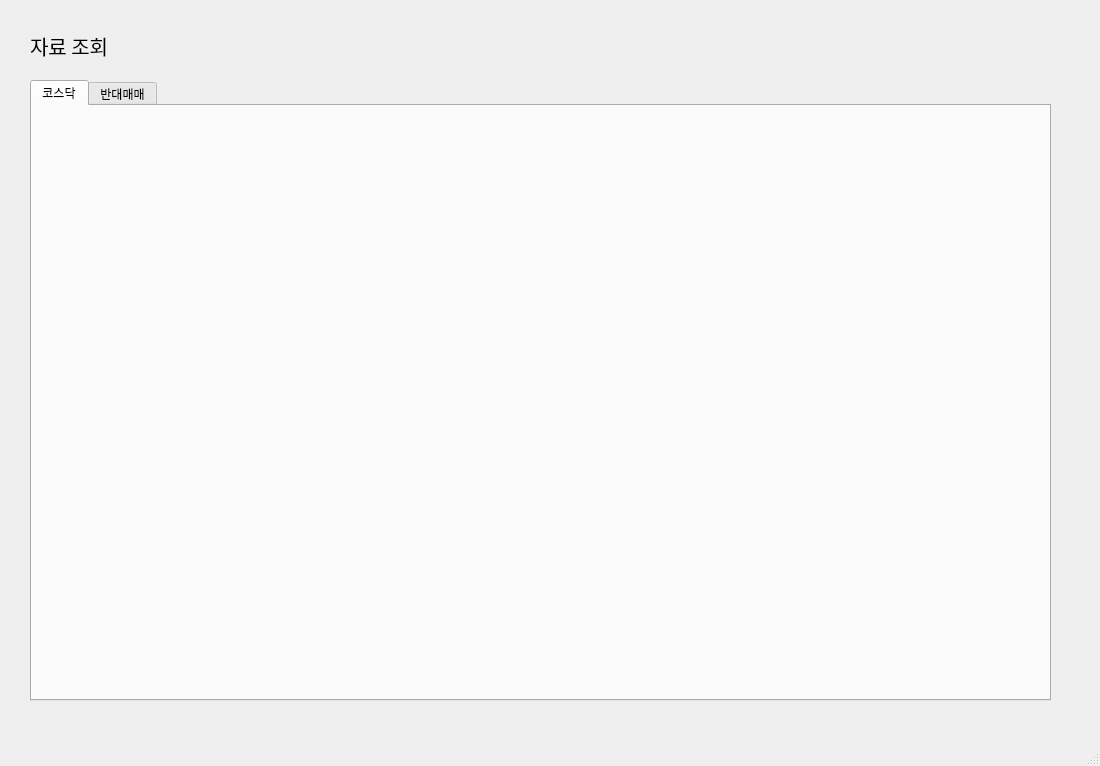
Above: main.ui from syarin03/kosdaq before the change. Below: the same form after it.
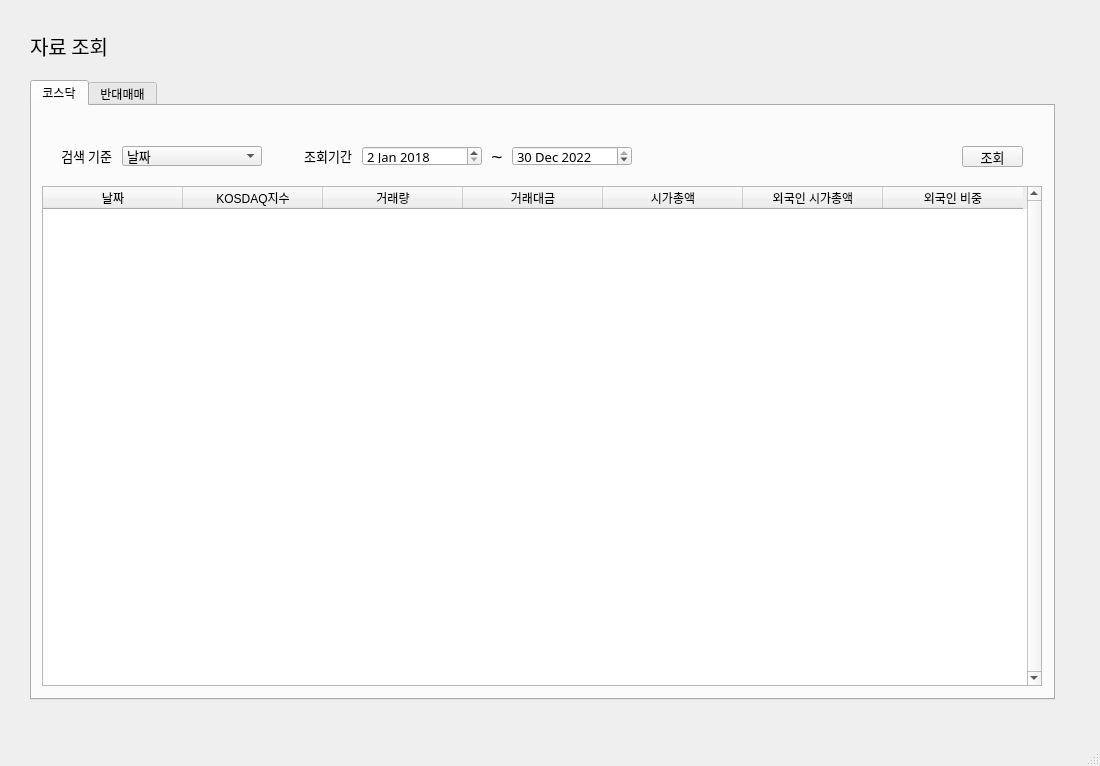
That is the form after the change. The open tabs and pages were chosen to show the change.

Commit message: 코스닥 자료 조회 가능

```diff
--- a/main.ui
+++ b/main.ui
@@ -48,8 +48,8 @@
        <rect>
         <x>30</x>
         <y>80</y>
-        <width>1021</width>
-        <height>621</height>
+        <width>1025</width>
+        <height>620</height>
        </rect>
       </property>
       <property name="currentIndex">
@@ -62,6 +62,391 @@
        <attribute name="title">
         <string>코스닥</string>
        </attribute>
+       <widget class="QPushButton" name="btn_ksearch">
+        <property name="geometry">
+         <rect>
+          <x>930</x>
+          <y>40</y>
+          <width>61</width>
+          <height>21</height>
+         </rect>
+        </property>
+        <property name="font">
+         <font>
+          <family>맑은 고딕</family>
+          <pointsize>10</pointsize>
+         </font>
+        </property>
+        <property name="text">
+         <string>조회</string>
+        </property>
+       </widget>
+       <widget class="QStackedWidget" name="stack_ksearch">
+        <property name="geometry">
+         <rect>
+          <x>240</x>
+          <y>30</y>
+          <width>571</width>
+          <height>41</height>
+         </rect>
+        </property>
+        <property name="currentIndex">
+         <number>0</number>
+        </property>
+        <widget class="QWidget" name="search_date_2">
+         <widget class="QDateEdit" name="date_kafter">
+          <property name="geometry">
+           <rect>
+            <x>240</x>
+            <y>10</y>
+            <width>120</width>
+            <height>20</height>
+           </rect>
+          </property>
+          <property name="font">
+           <font>
+            <family>맑은 고딕</family>
+            <pointsize>10</pointsize>
+           </font>
+          </property>
+          <property name="dateTime">
+           <datetime>
+            <hour>0</hour>
+            <minute>0</minute>
+            <second>0</second>
+            <year>2022</year>
+            <month>12</month>
+            <day>30</day>
+           </datetime>
+          </property>
+          <property name="maximumDateTime">
+           <datetime>
+            <hour>23</hour>
+            <minute>59</minute>
+            <second>59</second>
+            <year>2022</year>
+            <month>12</month>
+            <day>30</day>
+           </datetime>
+          </property>
+          <property name="minimumDateTime">
+           <datetime>
+            <hour>0</hour>
+            <minute>0</minute>
+            <second>0</second>
+            <year>2018</year>
+            <month>1</month>
+            <day>2</day>
+           </datetime>
+          </property>
+         </widget>
+         <widget class="QDateEdit" name="date_kbefore">
+          <property name="geometry">
+           <rect>
+            <x>90</x>
+            <y>10</y>
+            <width>120</width>
+            <height>20</height>
+           </rect>
+          </property>
+          <property name="font">
+           <font>
+            <family>맑은 고딕</family>
+            <pointsize>10</pointsize>
+           </font>
+          </property>
+          <property name="dateTime">
+           <datetime>
+            <hour>0</hour>
+            <minute>0</minute>
+            <second>0</second>
+            <year>2018</year>
+            <month>1</month>
+            <day>2</day>
+           </datetime>
+          </property>
+          <property name="maximumDateTime">
+           <datetime>
+            <hour>23</hour>
+            <minute>59</minute>
+            <second>59</second>
+            <year>2022</year>
+            <month>12</month>
+            <day>30</day>
+           </datetime>
+          </property>
+          <property name="minimumDateTime">
+           <datetime>
+            <hour>0</hour>
+            <minute>0</minute>
+            <second>0</second>
+            <year>2018</year>
+            <month>1</month>
+            <day>2</day>
+           </datetime>
+          </property>
+         </widget>
+         <widget class="QLabel" name="label_7">
+          <property name="geometry">
+           <rect>
+            <x>210</x>
+            <y>10</y>
+            <width>30</width>
+            <height>20</height>
+           </rect>
+          </property>
+          <property name="font">
+           <font>
+            <pointsize>14</pointsize>
+           </font>
+          </property>
+          <property name="text">
+           <string>~</string>
+          </property>
+          <property name="alignment">
+           <set>Qt::AlignCenter</set>
+          </property>
+         </widget>
+         <widget class="QLabel" name="label_8">
+          <property name="geometry">
+           <rect>
+            <x>20</x>
+            <y>10</y>
+            <width>60</width>
+            <height>20</height>
+           </rect>
+          </property>
+          <property name="font">
+           <font>
+            <family>맑은 고딕</family>
+            <pointsize>10</pointsize>
+           </font>
+          </property>
+          <property name="text">
+           <string>조회기간</string>
+          </property>
+          <property name="alignment">
+           <set>Qt::AlignRight|Qt::AlignTrailing|Qt::AlignVCenter</set>
+          </property>
+         </widget>
+        </widget>
+        <widget class="QWidget" name="search_3">
+         <widget class="QLabel" name="label_9">
+          <property name="geometry">
+           <rect>
+            <x>200</x>
+            <y>10</y>
+            <width>30</width>
+            <height>20</height>
+           </rect>
+          </property>
+          <property name="font">
+           <font>
+            <family>맑은 고딕</family>
+            <pointsize>10</pointsize>
+           </font>
+          </property>
+          <property name="text">
+           <string>이상</string>
+          </property>
+          <property name="alignment">
+           <set>Qt::AlignCenter</set>
+          </property>
+         </widget>
+         <widget class="QLabel" name="label_10">
+          <property name="geometry">
+           <rect>
+            <x>20</x>
+            <y>10</y>
+            <width>60</width>
+            <height>20</height>
+           </rect>
+          </property>
+          <property name="font">
+           <font>
+            <family>맑은 고딕</family>
+            <pointsize>10</pointsize>
+           </font>
+          </property>
+          <property name="text">
+           <string>조회범위</string>
+          </property>
+          <property name="alignment">
+           <set>Qt::AlignRight|Qt::AlignTrailing|Qt::AlignVCenter</set>
+          </property>
+         </widget>
+         <widget class="QLineEdit" name="line1_2">
+          <property name="geometry">
+           <rect>
+            <x>90</x>
+            <y>10</y>
+            <width>100</width>
+            <height>20</height>
+           </rect>
+          </property>
+         </widget>
+         <widget class="QLineEdit" name="line2_2">
+          <property name="geometry">
+           <rect>
+            <x>240</x>
+            <y>10</y>
+            <width>100</width>
+            <height>20</height>
+           </rect>
+          </property>
+         </widget>
+         <widget class="QLabel" name="label_11">
+          <property name="geometry">
+           <rect>
+            <x>350</x>
+            <y>10</y>
+            <width>30</width>
+            <height>20</height>
+           </rect>
+          </property>
+          <property name="font">
+           <font>
+            <family>맑은 고딕</family>
+            <pointsize>10</pointsize>
+           </font>
+          </property>
+          <property name="text">
+           <string>이하</string>
+          </property>
+          <property name="alignment">
+           <set>Qt::AlignCenter</set>
+          </property>
+         </widget>
+        </widget>
+       </widget>
+       <widget class="QComboBox" name="search_ktag">
+        <property name="geometry">
+         <rect>
+          <x>90</x>
+          <y>40</y>
+          <width>140</width>
+          <height>20</height>
+         </rect>
+        </property>
+        <property name="font">
+         <font>
+          <family>맑은 고딕</family>
+          <pointsize>10</pointsize>
+         </font>
+        </property>
+        <property name="placeholderText">
+         <string/>
+        </property>
+        <item>
+         <property name="text">
+          <string>날짜</string>
+         </property>
+        </item>
+        <item>
+         <property name="text">
+          <string>KOSDAQ지수</string>
+         </property>
+        </item>
+       </widget>
+       <widget class="QTableWidget" name="table_ksearch">
+        <property name="geometry">
+         <rect>
+          <x>10</x>
+          <y>80</y>
+          <width>1000</width>
+          <height>500</height>
+         </rect>
+        </property>
+        <property name="font">
+         <font>
+          <pointsize>9</pointsize>
+         </font>
+        </property>
+        <property name="verticalScrollBarPolicy">
+         <enum>Qt::ScrollBarAlwaysOn</enum>
+        </property>
+        <property name="editTriggers">
+         <set>QAbstractItemView::NoEditTriggers</set>
+        </property>
+        <property name="sortingEnabled">
+         <bool>true</bool>
+        </property>
+        <property name="wordWrap">
+         <bool>true</bool>
+        </property>
+        <property name="cornerButtonEnabled">
+         <bool>true</bool>
+        </property>
+        <attribute name="horizontalHeaderMinimumSectionSize">
+         <number>40</number>
+        </attribute>
+        <attribute name="horizontalHeaderDefaultSectionSize">
+         <number>140</number>
+        </attribute>
+        <attribute name="verticalHeaderVisible">
+         <bool>false</bool>
+        </attribute>
+        <attribute name="verticalHeaderMinimumSectionSize">
+         <number>25</number>
+        </attribute>
+        <column>
+         <property name="text">
+          <string>날짜</string>
+         </property>
+        </column>
+        <column>
+         <property name="text">
+          <string>KOSDAQ지수</string>
+         </property>
+        </column>
+        <column>
+         <property name="text">
+          <string>거래량</string>
+         </property>
+        </column>
+        <column>
+         <property name="text">
+          <string>거래대금</string>
+         </property>
+        </column>
+        <column>
+         <property name="text">
+          <string>시가총액</string>
+         </property>
+        </column>
+        <column>
+         <property name="text">
+          <string>외국인 시가총액</string>
+         </property>
+        </column>
+        <column>
+         <property name="text">
+          <string>외국인 비중</string>
+         </property>
+        </column>
+       </widget>
+       <widget class="QLabel" name="label_12">
+        <property name="geometry">
+         <rect>
+          <x>20</x>
+          <y>40</y>
+          <width>60</width>
+          <height>20</height>
+         </rect>
+        </property>
+        <property name="font">
+         <font>
+          <family>맑은 고딕</family>
+          <pointsize>10</pointsize>
+         </font>
+        </property>
+        <property name="text">
+         <string>검색 기준</string>
+        </property>
+        <property name="alignment">
+         <set>Qt::AlignRight|Qt::AlignTrailing|Qt::AlignVCenter</set>
+        </property>
+       </widget>
       </widget>
       <widget class="QWidget" name="covering" native="true">
        <attribute name="title">
```
Left out of the diff: 48 changed lines with no effect on the pictures. The commit also changes 1 other file.
